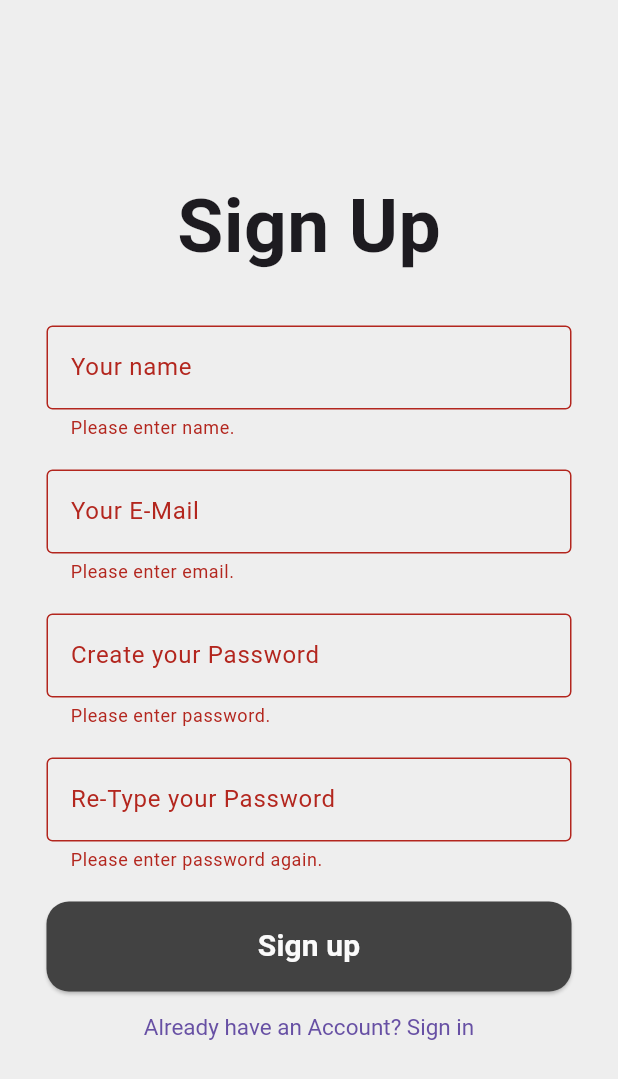
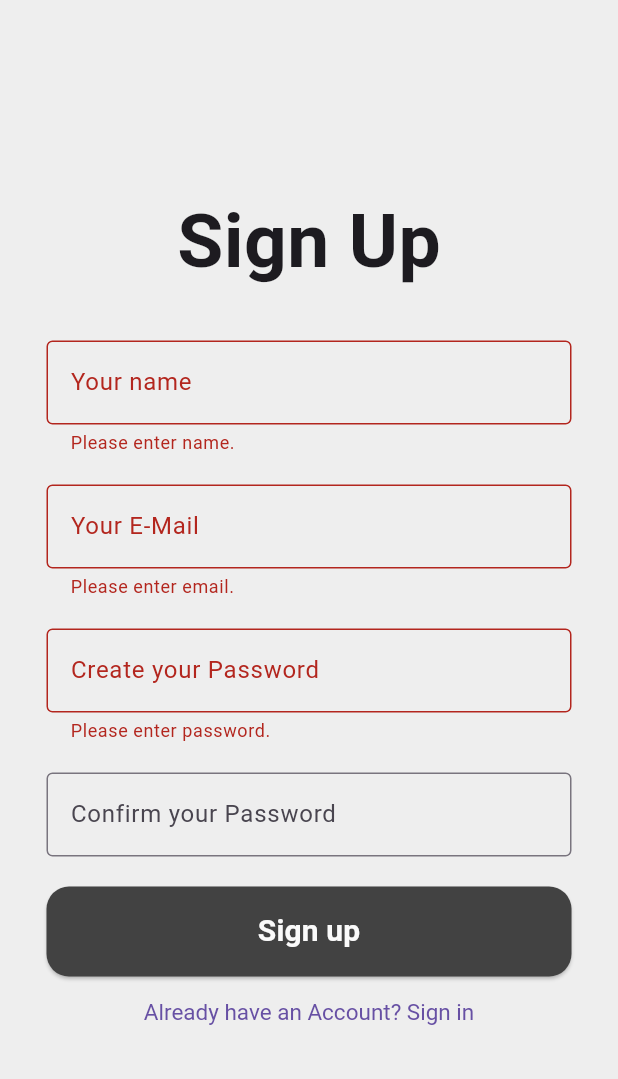
Before and after one commit to saeTneerG/todolist, a Flutter app: the Register screen opened directly, after a tap on "Sign up", on a phone screen of 412 x 824 dp. Shown: the top 1079 px of the screen. Run offline on Flutter 3.47's test engine with Material 3 defaults, Android fonts, the phone set to English and light mode, and no system bars.

Commit message:
fix confirm password input
fix confirm password input when user didn't confirm their password

```diff
--- a/lib/login_view/register_view.dart
+++ b/lib/login_view/register_view.dart
@@ -11,18 +11,25 @@ class Register extends StatefulWidget {
   const Register({Key? key}) : super(key: key);
 
   @override
-  State<Register> createState() => _registerState();
+  State<Register> createState() => RegisterState();
 }
 
-class _registerState extends State<Register> {
-  @override
+class RegisterState extends State<Register> {
   final formKey = GlobalKey<FormState>();
 
   TextEditingController name = TextEditingController();
   TextEditingController email = TextEditingController();
   TextEditingController pass = TextEditingController();
 
+  String? emailMessageError;
+  bool isLoading = false;
+
   Future sign_up() async {
+
+    setState(() {
+      emailMessageError = null;
+      isLoading = true;
+    });
     String url = 'http://10.0.2.2/todolist/register.php';
     final response = await http.post(Uri.parse(url), body: {
       "name": name.text,
@@ -31,7 +38,11 @@ class _registerState extends State<Register> {
     });
     var data = json.decode(response.body);
     if (data.contains("Email already exists")) {
-      Navigator.pushReplacement(context, MaterialPageRoute(builder: (context) => Register()));
+      setState(() {
+        emailMessageError = "This email already exists.";
+        isLoading = false;
+      });
+      formKey.currentState!.validate();
     } else {
       Navigator.pushReplacement(context, MaterialPageRoute(builder: (context) => TaskPage()));
     }
@@ -56,6 +67,7 @@ class _registerState extends State<Register> {
                   const SizedBox(
                     height: 30,
                   ),
+                  // Name field
                   SizedBox(
                     width: 350,
                     child: TextFormField(
@@ -76,6 +88,7 @@ class _registerState extends State<Register> {
                   const SizedBox(
                     height: 20,
                   ),
+                  // Email field
                   SizedBox(
                     width: 350,
                     child: TextFormField(
@@ -87,15 +100,25 @@ class _registerState extends State<Register> {
                       validator: (value) {
                         if (value!.isEmpty) {
                           return 'Please enter email.';
+                        } else if (emailMessageError != null) {
+                          return emailMessageError;
                         }
                         return null;
                       },
                       controller: email,
+                      onChanged: (value) {
+                        if (emailMessageError != null) {
+                          setState(() {
+                            emailMessageError = null;
+                          });
+                        }
+                      },
                     ),
                   ),
                   const SizedBox(
                     height: 20,
                   ),
+                  // Password field
                   SizedBox(
                     width: 350,
                     child: TextFormField(
@@ -116,21 +139,24 @@ class _registerState extends State<Register> {
                   const SizedBox(
                     height: 20,
                   ),
+                  // Confirm Password field
                   SizedBox(
                     width: 350,
                     child: TextFormField(
                       obscureText: true,
                       decoration: InputDecoration(
                         border: OutlineInputBorder(),
-                        labelText: 'Re-Type your Password',
+                        labelText: 'Confirm your Password',
                       ),
                       validator: (value) {
-                        if (value!.isEmpty) {
-                          return 'Please enter password again.';
-                        } else if (value != pass.text) {
-                          return 'Password does not match.';
+                        if (pass.text.isNotEmpty) {
+                          if (value!.isEmpty) {
+                            return 'Please enter your password again.';
+                          } else if (value != pass.text) {
+                            return 'Password does not match.';
+                          }
+                          return null;
                         }
-                        return null;
                       },
                     ),
                   ),
@@ -146,13 +172,15 @@ class _registerState extends State<Register> {
                           foregroundColor: AppViewModel().colorLevel1,
                           shape: RoundedRectangleBorder(
                               borderRadius: BorderRadius.circular(15))),
-                      onPressed: () {
+                      onPressed: isLoading ? null : () {
                         bool pass = formKey.currentState!.validate();
                         if (pass) {
                           sign_up();
                         }
                       },
-                      child: const Text(
+                      child: isLoading ? CircularProgressIndicator(
+                        color: AppViewModel().colorLevel1,
+                      ) : const Text(
                         'Sign up',
                         style: TextStyle(
                           fontSize: 20,
```
